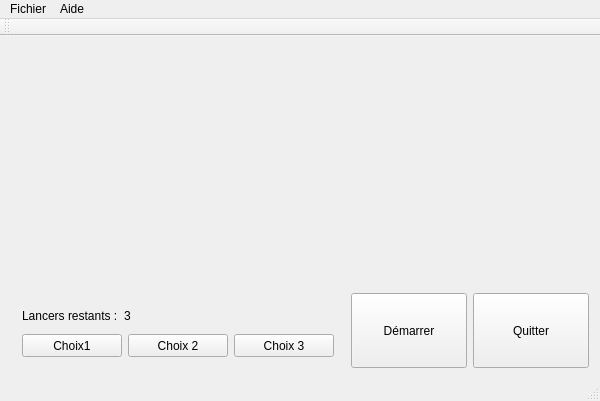
First picture: the form in src/QYams.ui, repository corentin703/Yams, before the edit.
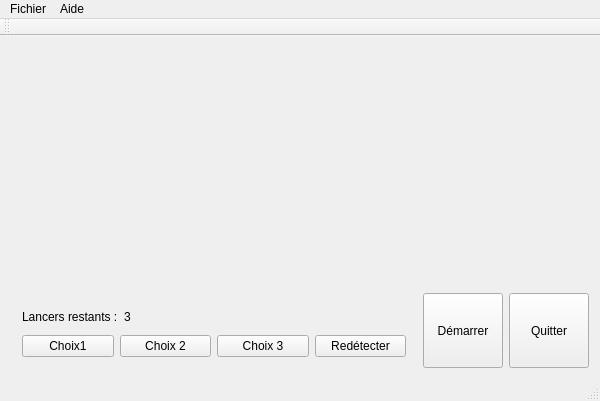
Second picture: the form after the edit. Custom widgets are drawn as their Qt base class.

What changed in the file:
```diff
--- a/src/QYams.ui
+++ b/src/QYams.ui
@@ -114,6 +114,13 @@
              </property>
             </widget>
            </item>
+           <item>
+            <widget class="QPushButton" name="btnRedetection">
+             <property name="text">
+              <string>Redétecter</string>
+             </property>
+            </widget>
+           </item>
           </layout>
          </item>
         </layout>
```
Left out of the diff: 8 changed lines with no effect on the pictures.
